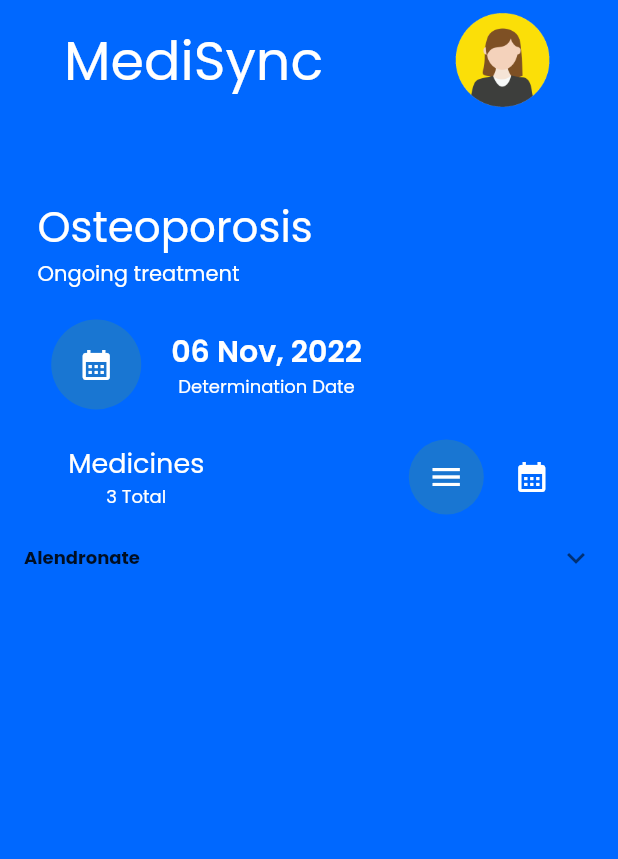
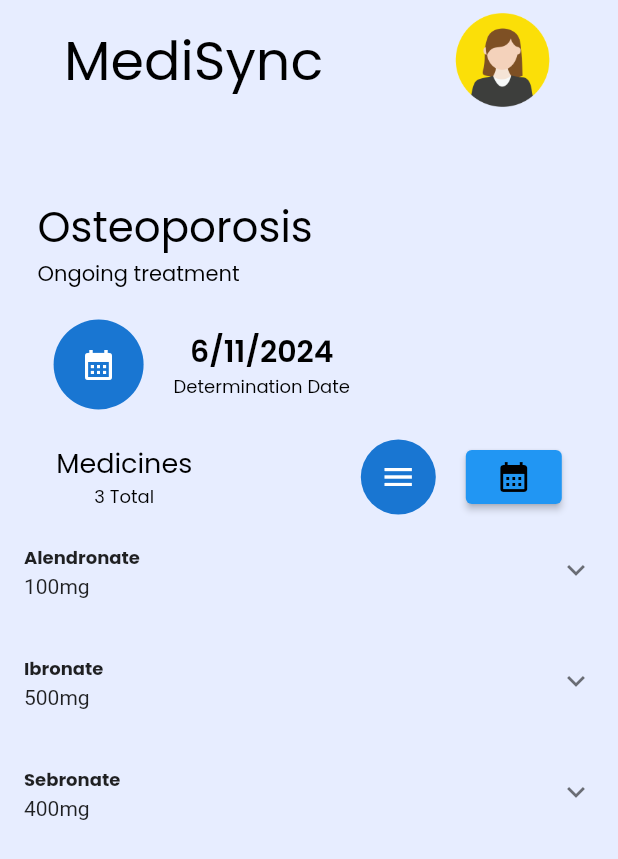
Before and after one commit to navaneethku/MediSync, a Flutter app: the screen it shows after launch, after a tap on "Sign In", on a phone screen of 412 x 824 dp. Shown: the top 859 px of the screen. Run offline on Flutter 3.47's test engine with Material 2 defaults, Android fonts, the light colour scheme and no system bars; our stand-ins replace google_fonts, material_design_icons_flutter.

Commit message:
HomePage and Profile Final Commit

```diff
--- a/medi_sync/lib/home_page.dart
+++ b/medi_sync/lib/home_page.dart
@@ -2,6 +2,7 @@ import 'package:flutter/material.dart';
 import 'package:flutter/src/foundation/key.dart';
 import 'package:flutter/src/widgets/framework.dart';
 import 'package:google_fonts/google_fonts.dart';
+import 'package:medi_sync/patient_profile.dart';
 
 class HomePage extends StatefulWidget {
   const HomePage({Key? key}) : super(key: key);
@@ -11,10 +12,12 @@ class HomePage extends StatefulWidget {
 }
 
 class _HomePageState extends State<HomePage> {
+  DateTime date = DateTime(2024, 11, 06);
+
   @override
   Widget build(BuildContext context) {
     return Scaffold(
-      backgroundColor: Color(0xff0068FF),
+      backgroundColor: Color(0xffE7EDFF),
       body: SafeArea(
         child: Container(
           child: SingleChildScrollView(
@@ -27,11 +30,19 @@ class _HomePageState extends State<HomePage> {
                         child: Text(
                       "MediSync",
                       style: GoogleFonts.poppins(
-                          fontSize: 36, color: Colors.white),
+                          fontSize: 36, color: Colors.black),
                     )),
-                    Container(
+                    GestureDetector(
+                      onTap: () {
+                                  Navigator.push(
+                                      context,
+                                      MaterialPageRoute(
+                                          builder: (context) => Profile()));
+                                },
+                      child: Container(
                         height: 80,
                         child: Image.asset("lib/Assets/avatar.png"),
+                      ),
                     ),
                   ],
                 ),
@@ -46,7 +57,7 @@ class _HomePageState extends State<HomePage> {
                       "Osteoporosis",
                       style: GoogleFonts.poppins(
                           fontSize: 28,
-                          color: Colors.white,
+                          color: Colors.black,
                           fontWeight: FontWeight.w400),
                     ),
                   ),
@@ -58,7 +69,7 @@ class _HomePageState extends State<HomePage> {
                     child: Text(
                       "Ongoing treatment",
                       style: GoogleFonts.poppins(
-                          fontSize: 14, color: Colors.white),
+                          fontSize: 14, color: Colors.black),
                     ),
                   ),
                 ),
@@ -77,14 +88,14 @@ class _HomePageState extends State<HomePage> {
                           SizedBox(width: 20),
                           Column(
                             children: [
-                              Text("06 Nov, 2022",
+                              Text("${date.day}/${date.month}/${date.year}",
                                   style: GoogleFonts.poppins(
                                       fontSize: 20,
-                                      color: Colors.white,
+                                      color: Colors.black,
                                       fontWeight: FontWeight.w600)),
                               Text("Determination Date",
                                   style: GoogleFonts.poppins(
-                                      fontSize: 12, color: Colors.white)),
+                                      fontSize: 12, color: Colors.black)),
                             ],
                           )
                         ],
@@ -103,10 +114,10 @@ class _HomePageState extends State<HomePage> {
                         children: [
                           Text("Medicines",
                               style: GoogleFonts.poppins(
-                                  fontSize: 18, color: Colors.white)),
+                                  fontSize: 18, color: Colors.black)),
                           Text("3 Total",
                               style: GoogleFonts.poppins(
-                                  fontSize: 12, color: Colors.white)),
+                                  fontSize: 12, color: Colors.black)),
                         ],
                       ),
                     ),
@@ -121,24 +132,89 @@ class _HomePageState extends State<HomePage> {
                               color: Colors.white,
                             )),
                         SizedBox(width: 20),
-                        Icon(
+                        ElevatedButton(
+                          onPressed: () async {
+                            DateTime? newDate = await showDatePicker(
+                                context: context,
+                                initialDate: date,
+                                firstDate: DateTime(1900),
+                                lastDate: DateTime(2100));
+                            if (newDate == null) return;
+                            setState(() => date = newDate);
+                          },
+                          child: Icon(
                             Icons.calendar_month,
-                          color: Colors.white,
-                        )
+                            color: Colors.black,
+                          ),
+                        ),
                       ]),
                     ),
                   ],
                 ),
                 Container(
                   child: ExpansionTile(
-                    title: Text("Alendronate",style: GoogleFonts.poppins(fontSize: 12, fontWeight: FontWeight.bold)),
+                    subtitle: Text("100mg"),
+                    title: Text("Alendronate",
+                        style: GoogleFonts.poppins(
+                          fontSize: 12,
+                          fontWeight: FontWeight.bold,
+                        )),
                     children: [
-                    ListTile(title: Text("Take the medicine twice a day, before having food.", style: GoogleFonts.poppins(fontSize:12),),)
-                  ],
+                      ListTile(
+                        shape: RoundedRectangleBorder(
+                            borderRadius: BorderRadius.circular(24)),
+                        tileColor: Colors.white,
+                        title: Text(
+                          "Take the medicine twice a day, before having food.",
+                          style: GoogleFonts.poppins(fontSize: 12),
                         ),
                       )
                     ],
-
+                  ),
+                ),
+                Container(
+                  child: ExpansionTile(
+                    subtitle: Text("500mg"),
+                    title: Text("Ibronate",
+                        style: GoogleFonts.poppins(
+                          fontSize: 12,
+                          fontWeight: FontWeight.bold,
+                        )),
+                    children: [
+                      ListTile(
+                        shape: RoundedRectangleBorder(
+                            borderRadius: BorderRadius.circular(24)),
+                        tileColor: Colors.white,
+                        title: Text(
+                          "Take the medicine twice a day, before having food.",
+                          style: GoogleFonts.poppins(fontSize: 12),
+                        ),
+                      )
+                    ],
+                  ),
+                ),
+                Container(
+                  child: ExpansionTile(
+                    subtitle: Text("400mg"),
+                    title: Text("Sebronate",
+                        style: GoogleFonts.poppins(
+                          fontSize: 12,
+                          fontWeight: FontWeight.bold,
+                        )),
+                    children: [
+                      ListTile(
+                        shape: RoundedRectangleBorder(
+                            borderRadius: BorderRadius.circular(24)),
+                        tileColor: Colors.white,
+                        title: Text(
+                          "Take the medicine twice a day, before having food.",
+                          style: GoogleFonts.poppins(fontSize: 12),
+                        ),
+                      )
+                    ],
+                  ),
+                ),
+              ],
             ),
           ),
         ),
--- a/medi_sync/lib/login_page.dart
+++ b/medi_sync/lib/login_page.dart
@@ -13,6 +13,7 @@ class LoginPage extends StatefulWidget {
 }
 
 class _LoginPageState extends State<LoginPage> {
+  final formKey = GlobalKey<FormState>();
   final _emailController = TextEditingController();
   final _passwordController = TextEditingController();
 
@@ -64,7 +65,7 @@ class _LoginPageState extends State<LoginPage> {
                 SizedBox(height: 10),
                 Padding(
                   padding: const EdgeInsets.symmetric(horizontal: 25.0),
-                  child: TextField(
+                  child: TextFormField(
                     controller: _emailController,
                     decoration: InputDecoration(
                       enabledBorder: OutlineInputBorder(
@@ -102,7 +103,7 @@ class _LoginPageState extends State<LoginPage> {
                 SizedBox(height: 10),
                 Padding(
                   padding: const EdgeInsets.symmetric(horizontal: 25.0),
-                  child: TextField(
+                  child: TextFormField(
                     obscureText: true,
                     controller: _passwordController,
                     decoration: InputDecoration(
@@ -122,11 +123,13 @@ class _LoginPageState extends State<LoginPage> {
                     ),
                   ),
                 ),
+
+
                 SizedBox(
                   height: 10,
                 ),
                 SizedBox(
-                  height: 10,
+                  height: 20,
                 ),
                 Padding(
                   padding: const EdgeInsets.symmetric(horizontal: 25.0),
--- a/medi_sync/lib/main.dart
+++ b/medi_sync/lib/main.dart
@@ -13,20 +13,11 @@ class MyApp extends StatelessWidget {
   Widget build(BuildContext context) {
     return MaterialApp(
       debugShowCheckedModeBanner: false,
-      title: 'Flutter Demo',
+      title: 'MediSync',
       theme: ThemeData(
-        // This is the theme of your application.
-        //
-        // Try running your application with "flutter run". You'll see the
-        // application has a blue toolbar. Then, without quitting the app, try
-        // changing the primarySwatch below to Colors.green and then invoke
-        // "hot reload" (press "r" in the console where you ran "flutter run",
-        // or simply save your changes to "hot reload" in a Flutter IDE).
-        // Notice that the counter didn't reset back to zero; the application
-        // is not restarted.
         primarySwatch: Colors.blue,
       ),
-      home: LoginPage(),
+      home: LoginPage(    ),
     );
   }
 }
```
Also changed, not shown: medi_sync/lib/patient_profile.dart (added, +171 -0 lines). Lines whose indentation alone changed are shown as unchanged.
